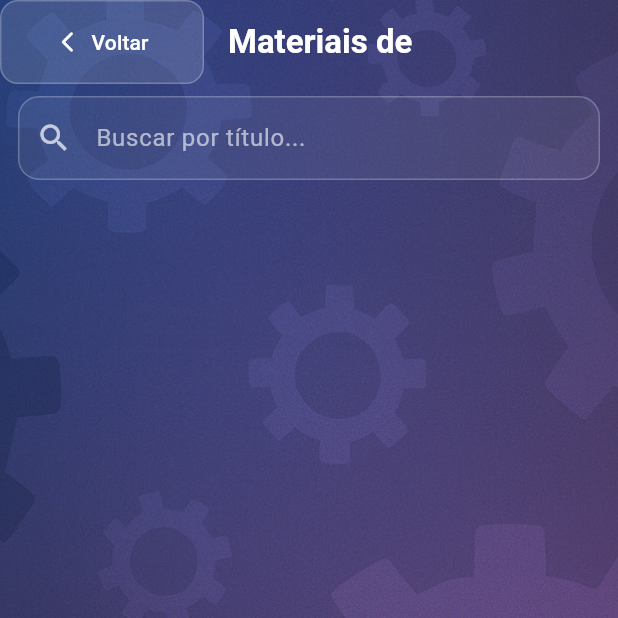
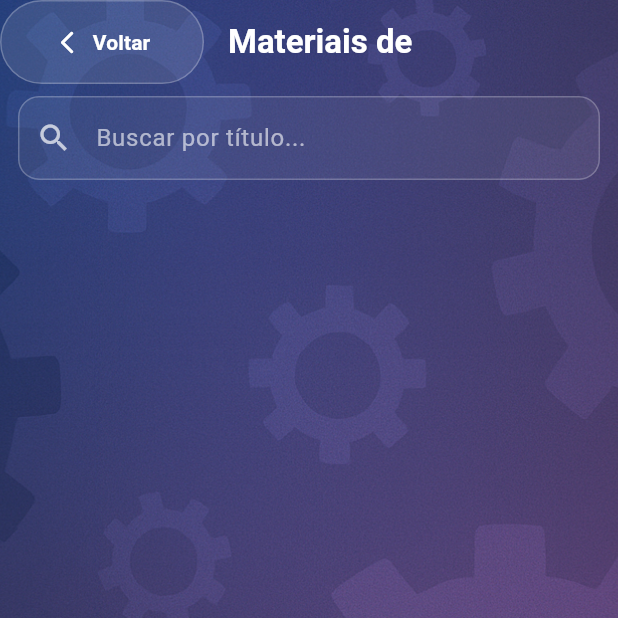
Before and after one commit to tello24/ProjetoIntegradorSeason4, a Flutter app: the MateriaisDaTurmaPage screen opened directly with empty values, on a phone screen of 412 x 824 dp, the top half of it. Run offline on Flutter 3.47's test engine with Material 3 defaults, Android fonts, the phone set to English and light mode, and no system bars; our stand-ins replace cloud_firestore, file_picker, firebase_auth, firebase_core, open_filex; missing offline and left inert: dart:html; accounts and stored records are empty.

Commit message:
UPDATE: materiais_da_truma_page.dart

```diff
--- a/poliedro_sistema/lib/pages/materiais_da_turma_page.dart
+++ b/poliedro_sistema/lib/pages/materiais_da_turma_page.dart
@@ -505,17 +505,16 @@ class _BackButton extends StatelessWidget {
   const _BackButton({required this.onTap});
   @override
   Widget build(BuildContext context) {
-    return ElevatedButton.icon(
+    return TextButton.icon(
       onPressed: onTap,
-      icon: const Icon(Icons.arrow_back_ios_new_rounded, size: 16),
-      label: const Text('Voltar'),
-      style: ElevatedButton.styleFrom(
-        foregroundColor: Colors.white,
-        backgroundColor: Colors.white.withOpacity(.12),
-        elevation: 0,
+      icon: const Icon(Icons.arrow_back_ios_new_rounded, color: Colors.white, size: 18),
+      label: const Text('Voltar',
+          style: TextStyle(color: Colors.white, fontWeight: FontWeight.w700)),
+      style: TextButton.styleFrom(
+        backgroundColor: Colors.white.withOpacity(.10),
         side: const BorderSide(color: Colors.white24),
-        padding: const EdgeInsets.symmetric(horizontal: 16, vertical: 12),
-        shape: RoundedRectangleBorder(borderRadius: BorderRadius.circular(12)),
+        shape: const StadiumBorder(),
+        padding: const EdgeInsets.symmetric(horizontal: 14, vertical: 10),
       ),
     );
   }
```
